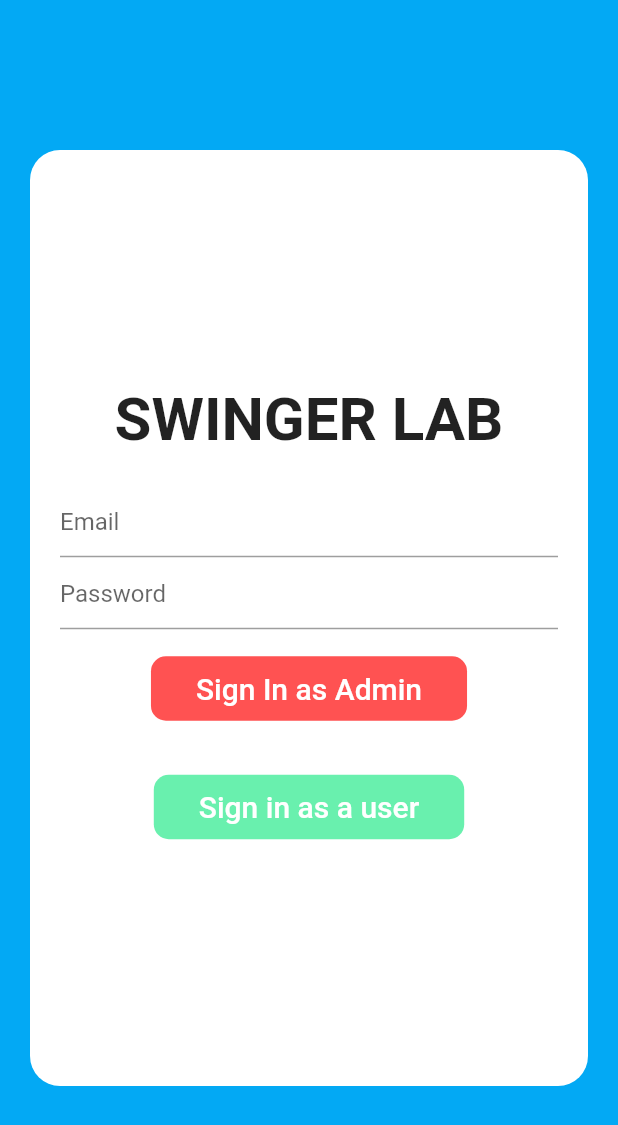
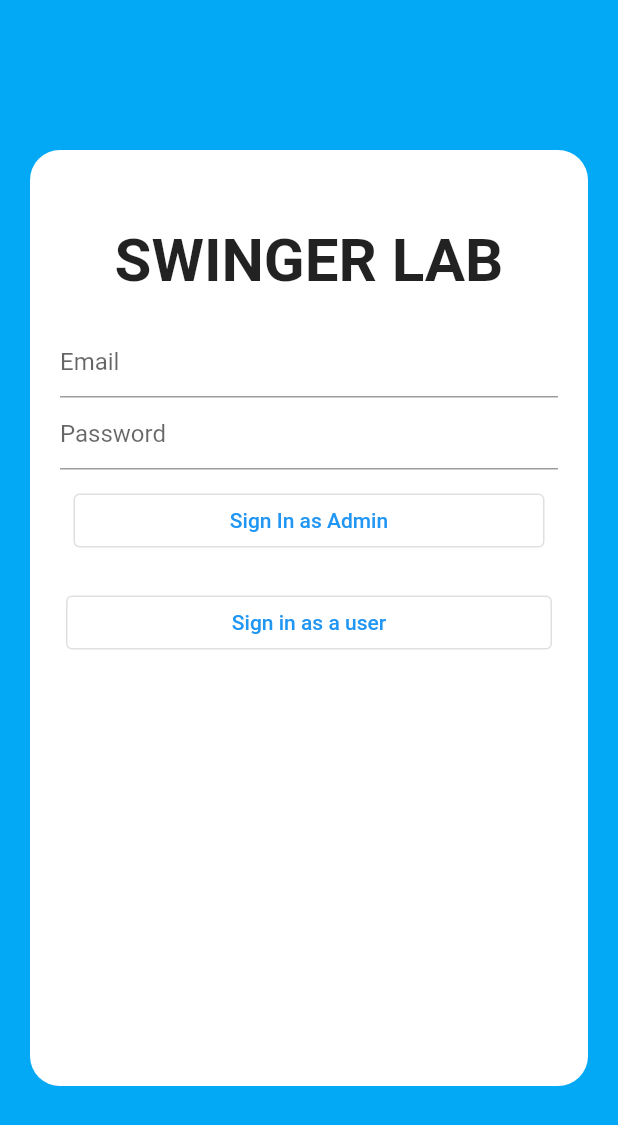
Before and after one commit to HimeshNayak/ANBApp, a Flutter app: the HomeUser screen opened directly with empty values, after a tap on the "logout" icon, on a phone screen of 412 x 824 dp. Shown: the top 1125 px of the screen. Run offline on Flutter 3.47's test engine with Material 2 defaults, Android fonts, the phone set to English and light mode, and no system bars; our stand-ins replace cloud_firestore, firebase_auth, firebase_core, google_sign_in, location, shared_preferences; accounts and stored records are empty; network calls fail.

Commit message:
UI changes

```diff
--- a/lib/screens/chatScreen.dart
+++ b/lib/screens/chatScreen.dart
@@ -62,7 +62,8 @@ class ChatScreen extends StatelessWidget {
         itemCount: chat.length,
         itemBuilder: (context, item) {
           int i = chat.length - item - 1;
-          return locationMessage(chat[i]);
+          return locationMessage(
+              context, chat[i], (user.type == chat[i]['sender']));
         },
       ),
     );
--- a/lib/screens/homeUser.dart
+++ b/lib/screens/homeUser.dart
@@ -60,13 +60,17 @@ class _HomeUserState extends State<HomeUser> {
                     user: widget.user,
                     function: () {},
                   ),
+                  SizedBox(
+                    height: 10,
+                  ),
                   SizedBox(height: 2, child: Container(color: Colors.blueGrey)),
                   SizedBox(
                     height: 20,
                   ),
-                  TextButton(
-                    onPressed: null,
-                    child: longButton(Colors.greenAccent, 'Open Distance Page'),
+                  longButton(
+                    context: context,
+                    function: () {},
+                    text: 'Open Distance Page',
                   ),
                   Align(
                     alignment: Alignment.topLeft,
@@ -118,8 +122,9 @@ class _HomeUserState extends State<HomeUser> {
                                                         DoctorProfile()));
                                           },
                                         ),
-                                        TextButton(
-                                          onPressed: () async {
+                                        longButton(
+                                          context: context,
+                                          function: () async {
                                             setState(() {
                                               isLoading = true;
                                             });
@@ -139,7 +144,8 @@ class _HomeUserState extends State<HomeUser> {
                                                   {
                                                     'timestamp': DateTime.now(),
                                                     'latitude': latitude,
-                                                    'longitude': longitude
+                                                    'longitude': longitude,
+                                                    'sender': 'USER',
                                                   }
                                                 ])
                                               }).whenComplete(() {
@@ -159,8 +165,21 @@ class _HomeUserState extends State<HomeUser> {
                                               });
                                             });
                                           },
-                                          child: longButton(Colors.redAccent,
-                                              'Send SOS message'),
+                                          text: 'Send SOS message',
+                                        ),
+                                        longButton(
+                                          context: context,
+                                          function: () {
+                                            Navigator.push(
+                                                context,
+                                                MaterialPageRoute(
+                                                    builder: (context) =>
+                                                        ChatScreen(
+                                                            user: widget.user,
+                                                            otherUser:
+                                                                doctorData)));
+                                          },
+                                          text: 'View Chats',
                                         ),
                                       ],
                                     );
@@ -175,8 +194,7 @@ class _HomeUserState extends State<HomeUser> {
                                   Text('No doctor added!'),
                                   TextButton(
                                     onPressed: null,
-                                    child: longButton(
-                                        Colors.greenAccent, 'Add Doctor'),
+                                    child: Text('Add Doctor'),
                                   )
                                 ],
                               ),
--- a/lib/screens/login.dart
+++ b/lib/screens/login.dart
@@ -35,9 +35,15 @@ class _LoginPageState extends State<LoginPage> {
                   color: Colors.white,
                   borderRadius: BorderRadius.circular(20),
                 ),
+              ),
+            ),
+            Positioned(
+              top: 150,
+              child: Container(
+                width: MediaQuery.of(context).size.width,
+                padding: EdgeInsets.symmetric(horizontal: 40),
                 child: Column(
-                  mainAxisAlignment: MainAxisAlignment.center,
-                  children: <Widget>[
+                  children: [
                     Text('SWINGER LAB',
                         style: TextStyle(
                             fontSize: 40, fontWeight: FontWeight.bold)),
@@ -59,7 +65,10 @@ class _LoginPageState extends State<LoginPage> {
                     SizedBox(
                       height: 10,
                     ),
-                    TextButton(
+                    OutlinedButton(
+                      style: OutlinedButton.styleFrom(
+                        backgroundColor: Colors.white,
+                      ),
                       onPressed: () {
                         setState(() {
                           isLoading = true;
@@ -71,9 +80,7 @@ class _LoginPageState extends State<LoginPage> {
                               .signInWithEmailAndPassword(email, password)
                               .then((value) {
                             if (value != null) {
-                                widget.userData
-                                    .getUserDetails()
-                                    .whenComplete(() {
+                              widget.userData.getUserDetails().whenComplete(() {
                                 setState(() {
                                   isLoading = false;
                                 });
@@ -100,17 +107,27 @@ class _LoginPageState extends State<LoginPage> {
                           });
                         }
                       },
-                        child:
-                            longButton(Colors.redAccent, 'Sign In as Admin')),
+                      child: Container(
+                        width: MediaQuery.of(context).size.width - 130,
+                        child: Text(
+                          'Sign In as Admin',
+                          textAlign: TextAlign.center,
+                        ),
+                      ),
+                    ),
                     SizedBox(
                       height: 20,
                     ),
-                    TextButton(
+                    OutlinedButton(
+                      style: OutlinedButton.styleFrom(
+                        backgroundColor: Colors.white,
+                      ),
                       onPressed: () {
                         setState(() {
                           isLoading = true;
                         });
-                        widget.auth.signInWithGoogle().then((value) {
+                        widget.auth.signInWithGoogle().then(
+                          (value) {
                             if (value != null) {
                               widget.userData.getUserDetails().whenComplete(() {
                                 setState(() {
@@ -139,10 +156,16 @@ class _LoginPageState extends State<LoginPage> {
                                   ),
                                   (route) => false);
                             }
-                        });
                           },
-                      child:
-                          longButton(Colors.greenAccent, 'Sign in as a user'),
+                        );
+                      },
+                      child: Container(
+                        width: MediaQuery.of(context).size.width - 120,
+                        child: Text(
+                          'Sign in as a user',
+                          textAlign: TextAlign.center,
+                        ),
+                      ),
                     ),
                   ],
                 ),
--- a/lib/services/root.dart
+++ b/lib/services/root.dart
@@ -36,7 +36,7 @@ class RootPage extends StatelessWidget {
                         'Some problem accessing the user. Close app and try again!');
               }
             }
-            return buildingScreenWidget(context, Colors.white);
+            return LoginPage(auth: auth, userData: user);
           }),
     );
   }
--- a/lib/widgets/commonWidgets.dart
+++ b/lib/widgets/commonWidgets.dart
@@ -11,16 +11,20 @@ Widget buildingScreenWidget(BuildContext context, Color bgColor) {
   );
 }
 
-Widget longButton(Color color, String text) {
-  return Container(
-    padding: EdgeInsets.symmetric(vertical: 10, horizontal: 30),
-    child: Text(
-      text,
-      style: TextStyle(color: Colors.white, fontSize: 20),
-    ),
-    decoration: BoxDecoration(
-      color: color,
-      borderRadius: BorderRadius.circular(10),
+Widget longButton(
+    {required BuildContext context,
+    required String text,
+    required Function function}) {
+  return OutlinedButton(
+    onPressed: () {
+      function();
+    },
+    child: Container(
+      width: MediaQuery.of(context).size.width,
+      child: Text(
+        text,
+        textAlign: TextAlign.center,
+      ),
     ),
   );
 }
--- a/lib/widgets/profileTile.dart
+++ b/lib/widgets/profileTile.dart
@@ -9,7 +9,6 @@ class ProfileTile extends StatelessWidget {
   @override
   Widget build(BuildContext context) {
     return Container(
-      margin: EdgeInsets.only(bottom: 10),
       width: MediaQuery.of(context).size.width,
       child: Row(
         mainAxisAlignment: MainAxisAlignment.start,
```
Also changed, not shown: lib/screens/homeAdmin.dart (+11 -6 lines), lib/services/auth.dart (+5 -3 lines), lib/widgets/messages.dart (+16 -2 lines). Lines whose indentation alone changed are shown as unchanged.
